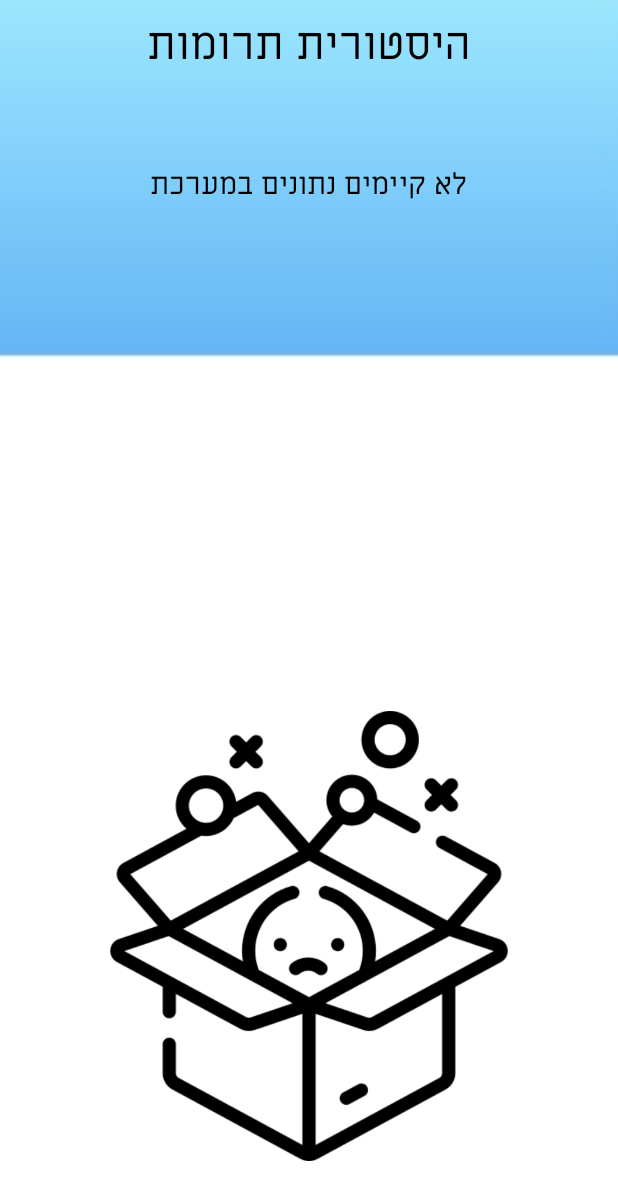
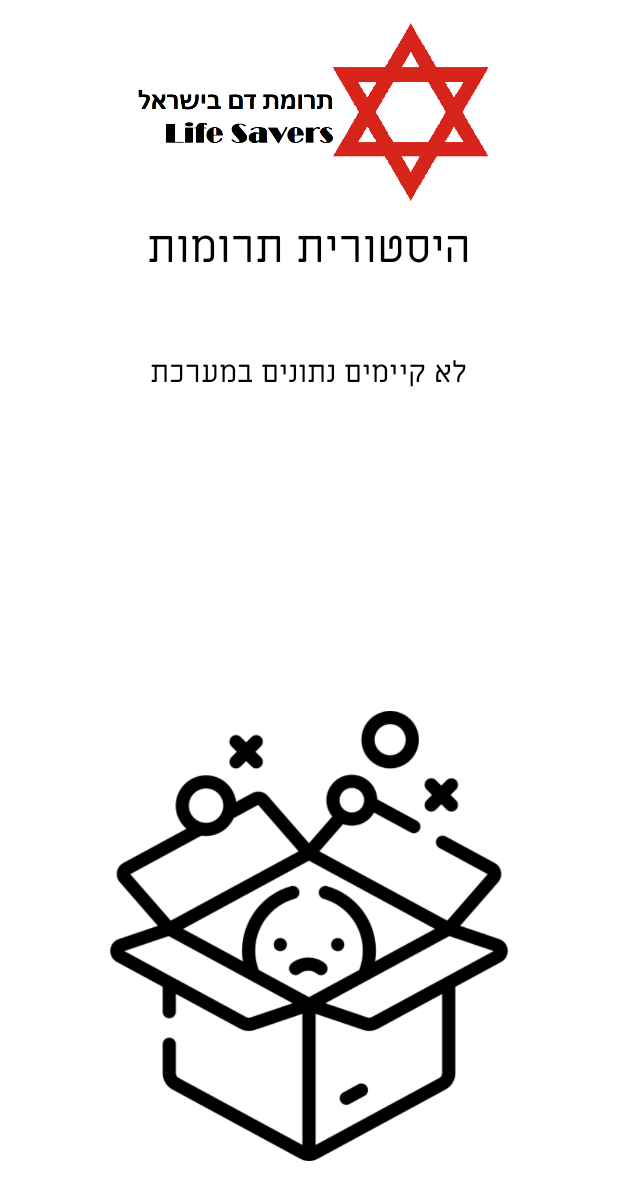
Before and after one commit to talzaidman5/TalProject, an Android app: the ActivityHistoryBloodDonations screen opened directly, with no data from a screen before it, on a phone screen of 412 x 824 dp. Shown: the top 1200 px of the screen. Run offline under Robolectric (Android 15) with nearby library versions, the phone set to English and light mode, and no system bars.

Commit message:
add new images

```diff
--- a/app/src/main/res/layout/activity_all_reports.xml
+++ b/app/src/main/res/layout/activity_all_reports.xml
@@ -5,14 +5,14 @@
     android:layout_width="match_parent"
     android:layout_height="match_parent"
     android:orientation="horizontal"
-    android:background="@drawable/b"
+    android:background="@color/white"
     tools:context="com.example.project.activitis.client.ActivityProfileMenu">
 
 
     <ImageView
         android:layout_width="match_parent"
         android:layout_height="120dp"
-        android:src="@drawable/logo"
+        android:src="@drawable/logo_new"
         android:layout_marginTop="5dp"
         android:id="@+id/logo"/>
     <ScrollView
--- a/app/src/main/res/layout/activity_flash_screen.xml
+++ b/app/src/main/res/layout/activity_flash_screen.xml
@@ -7,11 +7,11 @@
     tools:context=".activitis.FlashScreen">
 
     <ImageView
-        android:layout_width="120dp"
-        android:layout_height="120dp"
+        android:layout_width="match_parent"
+        android:layout_height="180dp"
         android:layout_centerHorizontal="true"
         android:layout_margin="50dp"
-        android:src="@drawable/logo" />
+        android:src="@drawable/logo_new" />
 
     <ProgressBar
         android:id="@+id/flashScreen_PB"
--- a/app/src/main/res/layout/activity_history.xml
+++ b/app/src/main/res/layout/activity_history.xml
@@ -4,8 +4,15 @@
     xmlns:tools="http://schemas.android.com/tools"
     android:layout_width="match_parent"
     android:layout_height="match_parent"
-    android:background="@drawable/b"
+    android:background="@color/white"
     tools:context=".activitis.client.ActivityHistoryBloodDonations">
+
+    <ImageView
+        android:id="@+id/mainPage_PNG_logo"
+        android:layout_width="match_parent"
+        android:layout_height="140dp"
+        android:layout_marginTop="5dp"
+        android:src="@drawable/logo_new"/>
 
     <TextView
         android:layout_width="wrap_content"
@@ -13,10 +20,10 @@
         android:fontFamily="@font/regular"
         android:text="היסטורית תרומות"
         android:textSize="30dp"
+        android:layout_below="@+id/mainPage_PNG_logo"
         android:textColor="@color/black"
         android:id="@+id/history_TXT_title"
         android:layout_centerHorizontal="true"
-        android:layout_margin="10dp"
         />
 
     <TextView
@@ -34,7 +41,7 @@
         android:id="@+id/history_LST_past"
         android:layout_below="@id/history_TXT_title"
         android:layout_width="match_parent"
-        android:layout_marginTop="150dp"
+        android:layout_marginTop="10dp"
         android:layout_centerInParent="true"
         android:layout_marginRight="20dp"
         android:layout_marginLeft="20dp"
--- a/app/src/main/res/layout/activity_log_in.xml
+++ b/app/src/main/res/layout/activity_log_in.xml
@@ -5,15 +5,15 @@
     android:layout_height="match_parent"
     xmlns:app="http://schemas.android.com/apk/res-auto"
     tools:context=".activitis.ActivityLogIn"
-    android:background="@drawable/b"
+    android:background="@color/white"
 
     tools:ignore="MissingDefaultResource">
     <ImageView
         android:id="@+id/mainPage_PNG_logo"
         android:layout_width="match_parent"
-        android:layout_height="120dp"
+        android:layout_height="145dp"
         android:layout_marginTop="10dp"
-        android:src="@drawable/logo"/>
+        android:src="@drawable/logo_new"/>
     <LinearLayout
         android:layout_width="match_parent"
         android:layout_height="550dp"
--- a/app/src/main/res/layout/activity_main_form.xml
+++ b/app/src/main/res/layout/activity_main_form.xml
@@ -5,7 +5,7 @@
     android:layout_width="match_parent"
     android:layout_height="match_parent"
     tools:context=".activitis.client.ActivityMainForm"
-    android:background="@drawable/my_gradient_drawable">
+    android:background="@color/white">
 <TextView
     android:layout_width="wrap_content"
     android:layout_height="wrap_content"
--- a/app/src/main/res/layout/activity_menu_manager.xml
+++ b/app/src/main/res/layout/activity_menu_manager.xml
@@ -5,14 +5,14 @@
     android:layout_width="match_parent"
     android:layout_height="match_parent"
     android:orientation="horizontal"
-    android:background="@drawable/b"
+    android:background="@color/white"
     tools:context="com.example.project.activitis.client.ActivityProfileMenu">
 
 
     <ImageView
         android:layout_width="match_parent"
-        android:layout_height="140dp"
-        android:src="@drawable/logo"
+        android:layout_height="160dp"
+        android:src="@drawable/logo_new"
         android:layout_marginTop="10dp"
         android:id="@+id/logo"/>
     <Button
--- a/app/src/main/res/layout/activity_my_profile.xml
+++ b/app/src/main/res/layout/activity_my_profile.xml
@@ -4,7 +4,7 @@
     xmlns:tools="http://schemas.android.com/tools"
     android:layout_width="match_parent"
     android:layout_height="match_parent"
-    android:background="@drawable/b"
+    android:background="@color/white"
     tools:context="com.example.project.activitis.ActivityLogIn">
 
     <RelativeLayout
--- a/app/src/main/res/layout/activity_sign_up_page.xml
+++ b/app/src/main/res/layout/activity_sign_up_page.xml
@@ -4,7 +4,7 @@
     xmlns:tools="http://schemas.android.com/tools"
     android:layout_width="match_parent"
     android:layout_height="match_parent"
-    android:background="@drawable/b"
+    android:background="@color/white"
     tools:context=".activitis.ActivitySignUpPage">
 
     <ImageView
```
Also changed, not shown: app/src/main/res/layout/activity_position.xml (+7 -0 lines), app/src/main/res/layout/activity_user_menu.xml (+8 -8 lines), app/src/main/res/drawable/logo_new.png (added).
